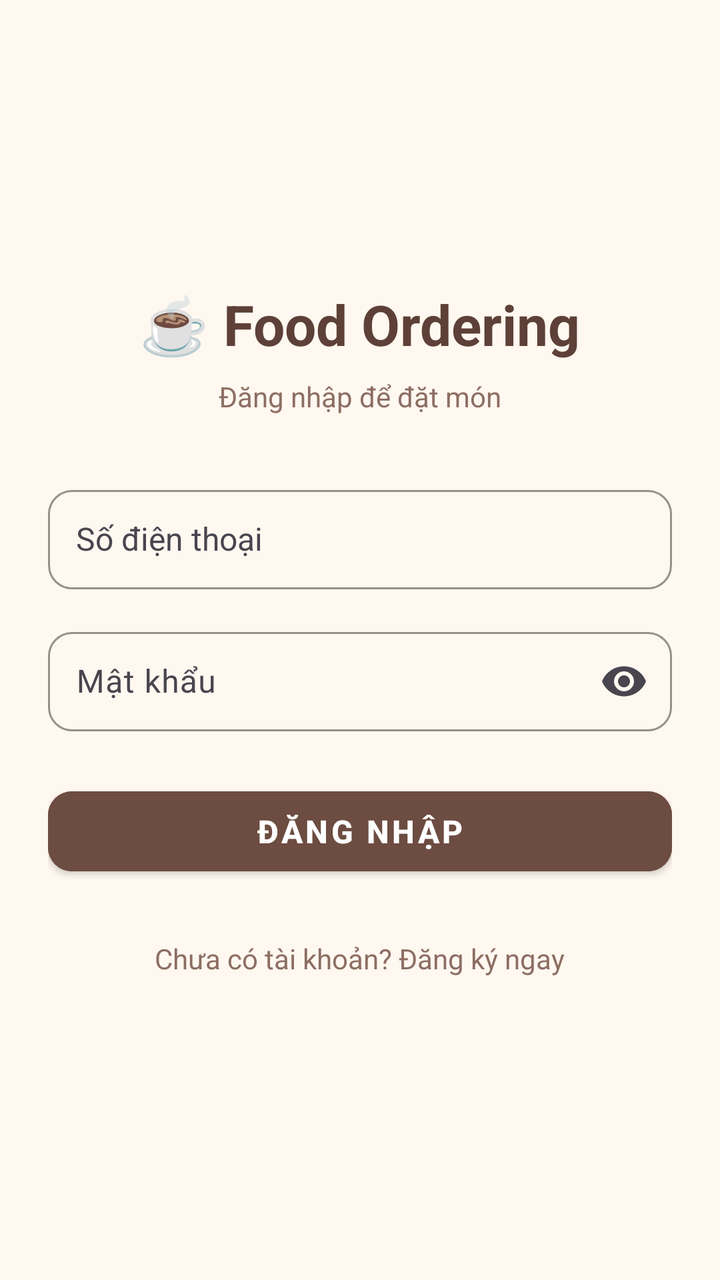
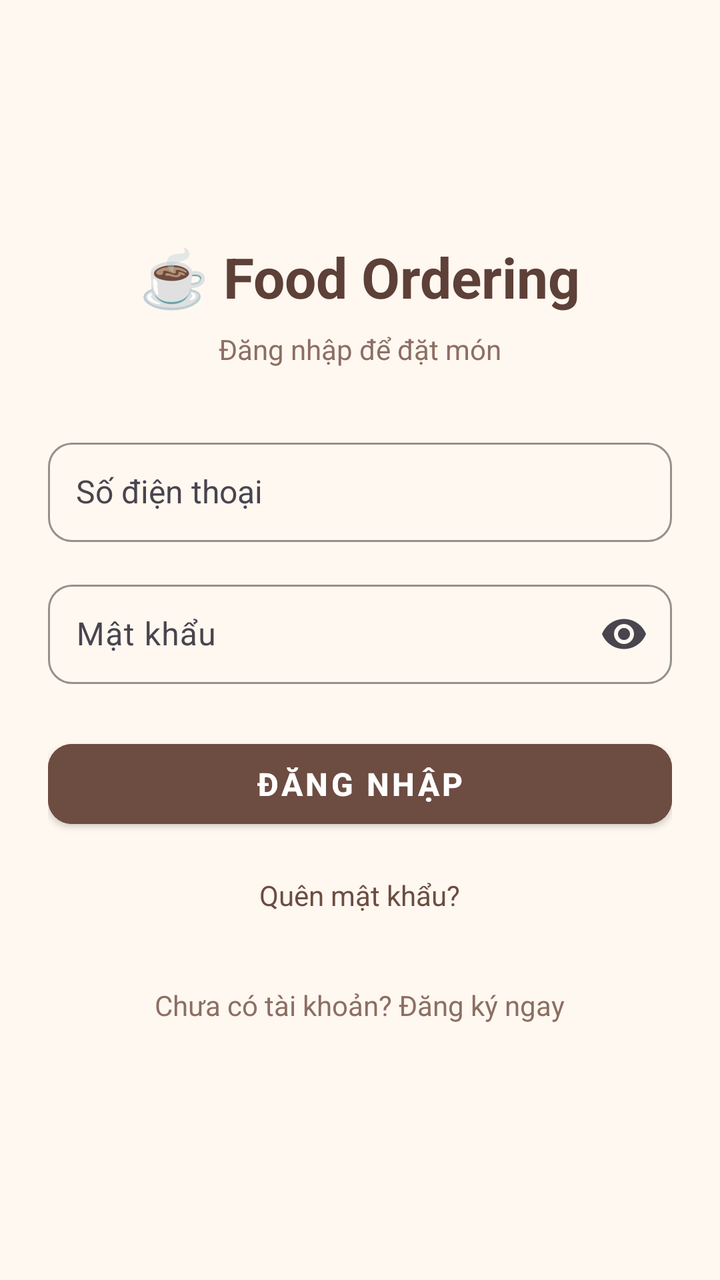

An Android layout rendered at two revisions. The XML below is the earlier revision; the diff shows what the commit changed to produce the second picture.
<!-- AndroidManifest.xml: application theme Theme.FoodOrdering -->
<!-- res/layout/activity_login.xml -->
<?xml version="1.0" encoding="utf-8"?>
<LinearLayout xmlns:android="http://schemas.android.com/apk/res/android"
    xmlns:app="http://schemas.android.com/apk/res-auto"
    android:layout_width="match_parent"
    android:layout_height="match_parent"
    android:orientation="vertical"
    android:background="#FFF8F0"
    android:gravity="center"
    android:padding="24dp">

    
    <TextView
        android:layout_width="wrap_content"
        android:layout_height="wrap_content"
        android:text="☕ Food Ordering"
        android:textSize="28sp"
        android:textStyle="bold"
        android:textColor="#5D4037"
        android:layout_marginBottom="8dp" />

    <TextView
        android:layout_width="wrap_content"
        android:layout_height="wrap_content"
        android:text="Đăng nhập để đặt món"
        android:textSize="14sp"
        android:textColor="#8D6E63"
        android:layout_marginBottom="32dp" />

    
    <com.google.android.material.textfield.TextInputLayout
        android:layout_width="match_parent"
        android:layout_height="wrap_content"
        android:hint="Số điện thoại"
        app:boxBackgroundMode="outline"
        app:boxCornerRadiusTopStart="12dp"
        app:boxCornerRadiusTopEnd="12dp"
        app:boxCornerRadiusBottomStart="12dp"
        app:boxCornerRadiusBottomEnd="12dp"
        app:boxStrokeColor="#A1887F"
        app:hintTextColor="#8D6E63"
        android:layout_marginBottom="16dp">

        <AutoCompleteTextView
            android:id="@+id/edtPhone"
            android:layout_width="match_parent"
            android:layout_height="wrap_content"
            android:inputType="phone"
            android:textSize="16sp"
            android:completionThreshold="1"
            android:padding="14dp"
            android:textColor="#5D4037" />
    </com.google.android.material.textfield.TextInputLayout>

    
    <com.google.android.material.textfield.TextInputLayout
        android:layout_width="match_parent"
        android:layout_height="wrap_content"
        android:hint="Mật khẩu"
        app:boxBackgroundMode="outline"
        app:boxCornerRadiusTopStart="12dp"
        app:boxCornerRadiusTopEnd="12dp"
        app:boxCornerRadiusBottomStart="12dp"
        app:boxCornerRadiusBottomEnd="12dp"
        app:boxStrokeColor="#A1887F"
        app:hintTextColor="#8D6E63"
        app:endIconMode="password_toggle"
        android:layout_marginBottom="24dp">

        <com.google.android.material.textfield.TextInputEditText
            android:id="@+id/edtPassword"
            android:layout_width="match_parent"
            android:layout_height="wrap_content"
            android:inputType="textPassword"
            android:textSize="16sp"
            android:padding="14dp"
            android:textColor="#5D4037" />
    </com.google.android.material.textfield.TextInputLayout>

    
    <com.google.android.material.button.MaterialButton
        android:id="@+id/btnLogin"
        android:layout_width="match_parent"
        android:layout_height="52dp"
        android:text="Đăng nhập"
        android:textSize="16sp"
        android:textStyle="bold"
        app:cornerRadius="12dp"
        android:backgroundTint="#6D4C41"
        android:textColor="#FFFFFF"
        style="@style/Widget.MaterialComponents.Button" />

    
    <TextView
        android:id="@+id/tvRegister"
        android:layout_width="wrap_content"
        android:layout_height="wrap_content"
        android:text="Chưa có tài khoản? Đăng ký ngay"
        android:textSize="14sp"
        android:textColor="#8D6E63"
        android:layout_marginTop="20dp"
        android:padding="8dp" />

</LinearLayout>
<!-- resources referenced by this layout -->
<resources>
  <style name="Theme.FoodOrdering" parent="Base.Theme.FoodOrdering" />
  <style name="Base.Theme.FoodOrdering" parent="Theme.Material3.DayNight.NoActionBar">
          
          
      </style>
</resources>

<!-- the commit's change to res/layout/activity_login.xml (unified diff, before → after) -->
@@ -88,7 +88,15 @@
         android:backgroundTint="#6D4C41"
         android:textColor="#FFFFFF"
         style="@style/Widget.MaterialComponents.Button" />
-
+    <TextView
+        android:id="@+id/tvForgotPassword"
+        android:layout_width="wrap_content"
+        android:layout_height="wrap_content"
+        android:text="Quên mật khẩu?"
+        android:textSize="14sp"
+        android:textColor="#6D4C41"
+        android:layout_marginTop="12dp"
+        android:padding="8dp" />
     
     <TextView
         android:id="@+id/tvRegister"
